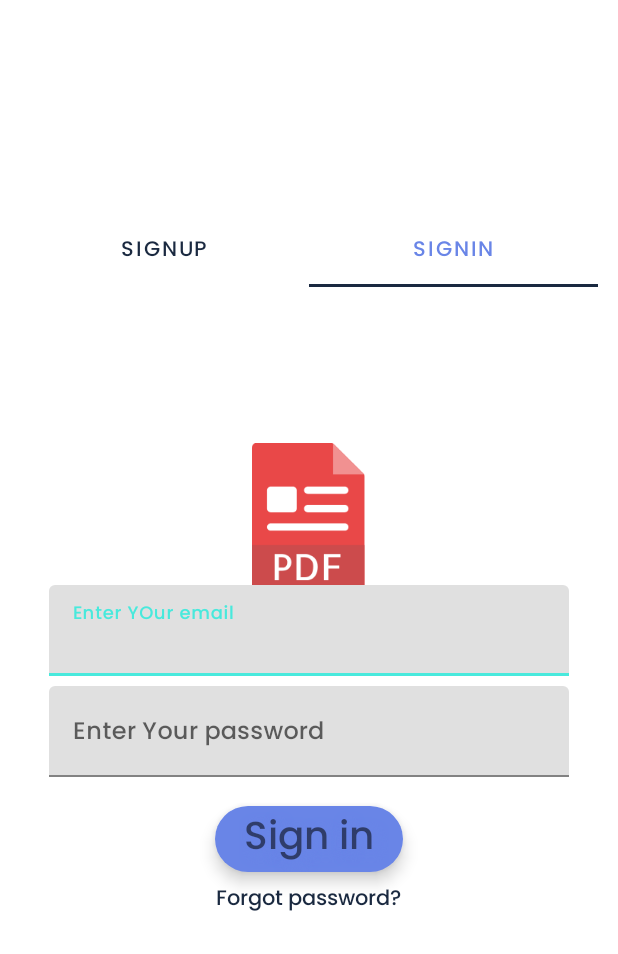
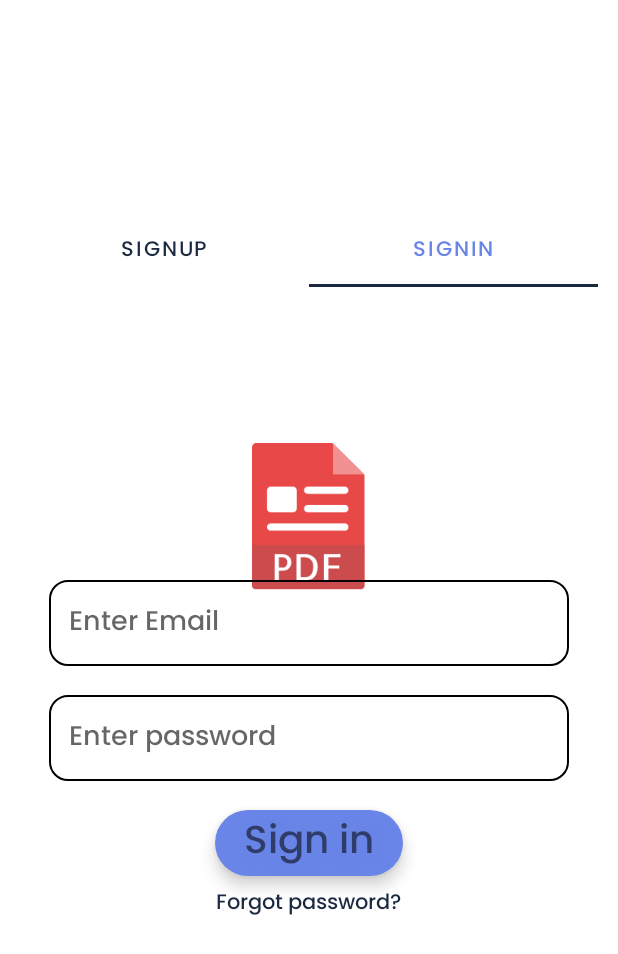
Before and after one commit to jayu1023/Image-To-Pdf-Converter-master, an Android app: the screen it shows after launch (loginscreen), tab 2 chosen, on a phone screen of 412 x 824 dp. Shown: the top 954 px of the screen. Run offline under Robolectric (Android 15) with nearby library versions, the phone set to English and light mode, and no system bars; our stand-ins replace Firebase (no records; nobody signed in at launch, a user with empty details on screens opened directly), sdp/ssp sizes; libraries missing offline, so code that uses them is left out: es.dmoral.toasty.

Commit message:
commit from jay

```diff
--- a/app/src/main/java/com/daily/image/pdf/imagetopdfconvert/activity/loginscreen.java
+++ b/app/src/main/java/com/daily/image/pdf/imagetopdfconvert/activity/loginscreen.java
@@ -28,7 +28,7 @@ public class loginscreen extends AppCompatActivity {
 //        tabItem2 = findViewById(R.id.tab2);
         viewPager = findViewById(R.id.vpager);
 
-        PageAdapter pageAdapter = new PageAdapter(getSupportFragmentManager());
+        PageAdapter pageAdapter = new PageAdapter(getSupportFragmentManager(),getApplicationContext());
         viewPager.setAdapter(pageAdapter);
 
         tabLayout.setupWithViewPager(viewPager);
--- a/app/src/main/java/com/daily/image/pdf/imagetopdfconvert/adapter/PageAdapter.java
+++ b/app/src/main/java/com/daily/image/pdf/imagetopdfconvert/adapter/PageAdapter.java
@@ -1,4 +1,6 @@
 package com.daily.image.pdf.imagetopdfconvert.adapter;
+
+import android.content.Context;
 
 import androidx.annotation.NonNull;
 import androidx.annotation.Nullable;
@@ -10,10 +12,14 @@ import com.daily.image.pdf.imagetopdfconvert.fragment.SignIn;
 import com.daily.image.pdf.imagetopdfconvert.fragment.SignUp;
 
 public class PageAdapter extends FragmentPagerAdapter {
+Context mycon;
+    public PageAdapter(@NonNull FragmentManager fm,Context context) {
 
-    public PageAdapter(@NonNull FragmentManager fm) {
+
         super(fm);
+        this.mycon=context;
     }
+
 
     @NonNull
     @Override
@@ -28,7 +34,7 @@ public class PageAdapter extends FragmentPagerAdapter {
 
         if(position==1)
         {
-            fragment =new SignIn();
+            fragment =new SignIn(mycon);
         }
 
         return fragment;
--- a/app/src/main/java/com/daily/image/pdf/imagetopdfconvert/fragment/SignIn.java
+++ b/app/src/main/java/com/daily/image/pdf/imagetopdfconvert/fragment/SignIn.java
@@ -26,6 +26,9 @@ public class SignIn extends Fragment {
     Context c1;
     TextInputLayout emailnputlayout,passwordlayout;
     TextInputEditText emailtxtfield,passwordtxtfield;
+    public SignIn(Context c2){
+        this.c1=c2;
+    }
     @Override
     public View onCreateView(LayoutInflater inflater, ViewGroup container,
                              Bundle savedInstanceState) {
@@ -45,6 +48,7 @@ public class SignIn extends Fragment {
         super.onViewCreated(view, savedInstanceState);
 
         emailtxtfield=view.findViewById(R.id.emailtextfield);
+        passwordtxtfield=view.findViewById(R.id.passwordtextfield);
         view.findViewById(R.id.btnsignin).setOnClickListener(new View.OnClickListener() {
             @Override
             public void onClick(View view) {
--- a/app/src/main/res/layout/fragment_ftab2.xml
+++ b/app/src/main/res/layout/fragment_ftab2.xml
@@ -22,37 +22,26 @@
 
        android:orientation="vertical"
        android:layout_height="match_parent">
-       <com.google.android.material.textfield.TextInputLayout
-           android:layout_width="match_parent"
-           android:id="@+id/emailtextinput"
-           android:layout_marginLeft="@dimen/_15sdp"
-           android:hint="Enter YOur email"
+        <com.google.android.material.textfield.TextInputEditText
+            android:hint="Enter Email"
+            android:layout_marginLeft="@dimen/_15sdp"
+            android:layout_marginRight="@dimen/_15sdp"
+            android:padding="@dimen/_10sdp"
+            android:id="@+id/emailtextfield"
+            android:layout_width="match_parent"
+            android:layout_height="wrap_content"
+            android:background="@drawable/editview_back"/>
 
-           android:layout_marginRight="@dimen/_15sdp"
-           android:layout_height="wrap_content">
-           <com.google.android.material.textfield.TextInputEditText
-               android:layout_width="match_parent"
-               android:id="@+id/emailtextfield"
-               android:textColor="@color/black"
-               android:fontFamily="@font/poppins_medium"
-               android:layout_height="wrap_content"/>
-       </com.google.android.material.textfield.TextInputLayout>
-       <com.google.android.material.textfield.TextInputLayout
-           android:layout_width="match_parent"
-           android:layout_marginTop="@dimen/_5sdp"
-           android:id="@+id/emailpasswordinput"
-           android:layout_marginLeft="@dimen/_15sdp"
-           android:hint="Enter Your password"
-
-           android:layout_marginRight="@dimen/_15sdp"
-           android:layout_height="wrap_content">
-           <com.google.android.material.textfield.TextInputEditText
-               android:layout_width="match_parent"
-               android:id="@+id/passwordtextfield"
-               android:textColor="@color/black"
-               android:fontFamily="@font/poppins_medium"
-               android:layout_height="wrap_content"/>
-       </com.google.android.material.textfield.TextInputLayout>
+        <com.google.android.material.textfield.TextInputEditText
+            android:hint="Enter password"
+            android:layout_marginTop="@dimen/_15sdp"
+            android:layout_marginLeft="@dimen/_15sdp"
+            android:layout_marginRight="@dimen/_15sdp"
+            android:padding="@dimen/_10sdp"
+            android:id="@+id/passwordtextfield"
+            android:layout_width="match_parent"
+            android:layout_height="wrap_content"
+            android:background="@drawable/editview_back"/>
     <TextView
         android:layout_width="wrap_content"
         android:layout_height="wrap_content"
```
